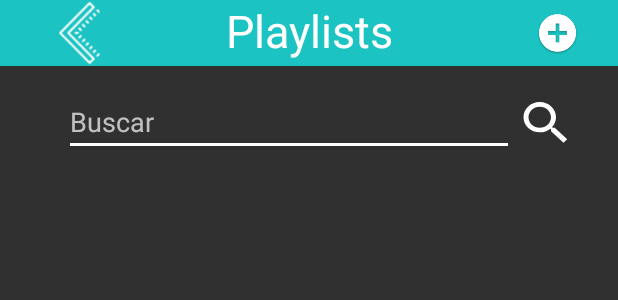
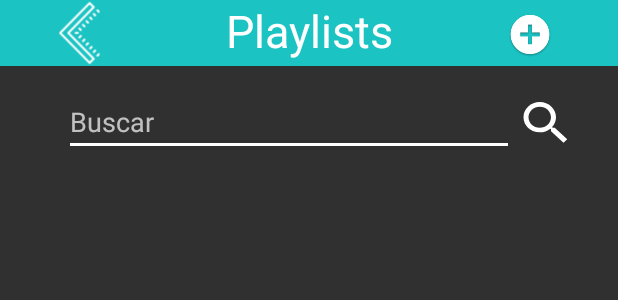
Before and after one commit to gabriela-sandoval/OugiMusic, an Android app: the layout activity_playlists.xml on its own in the app's theme, with its tools: preview values and no code run, on a phone screen of 412 x 824 dp. Shown: the top 300 px of the screen. Run offline under Robolectric (Android 15) with nearby library versions, the phone set to English and light mode, and no system bars.

Commit message:
Correccion de errores menores y reacomodo de boton

```diff
--- a/app/src/main/res/layout/activity_playlists.xml
+++ b/app/src/main/res/layout/activity_playlists.xml
@@ -71,12 +71,12 @@
         app:layout_constraintVertical_bias="0.0" />
     <Button
         android:id="@+id/buttonNewList"
-        android:layout_width="43dp"
-        android:layout_height="44dp"
-        android:layout_marginStart="350dp"
-        android:background="@drawable/iconNew"
+        android:layout_width="45dp"
+        android:layout_height="46dp"
+        android:background="@drawable/iconnew"
+        android:layout_marginEnd="36dp"
         app:layout_constraintBottom_toTopOf="@+id/editTextTextPersonName"
-        app:layout_constraintStart_toStartOf="parent"
+        app:layout_constraintEnd_toEndOf="@+id/textView2"
         app:layout_constraintTop_toTopOf="parent"
         app:layout_constraintVertical_bias="0.0"
         tools:visibility="visible" />
```
Also changed, not shown: app/src/main/res/drawable/iconnew.png (renamed from app/src/main/res/drawable/iconNew.png).
